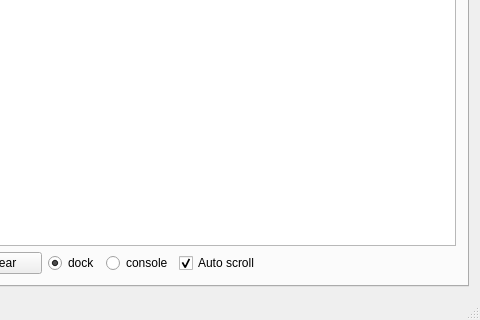
This is gui/qt/mainwindow.ui in CE-Programming/CEmu as Qt 5 draws it before an edit; both pictures show x 508 to 988 and y 382 to 702 of the 988 by 702 pixel window. The edited form follows.
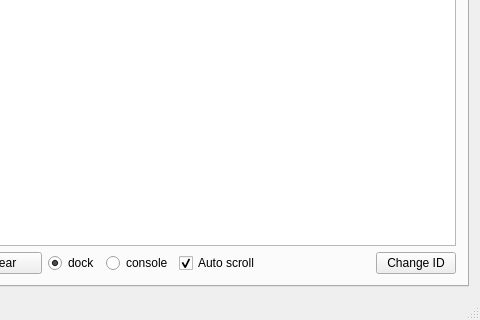
This is the edited form. The open tabs and pages were chosen to show the change. Icons and pictures are not drawn. Custom widgets are drawn as their Qt base class.

```diff
--- a/gui/qt/mainwindow.ui
+++ b/gui/qt/mainwindow.ui
@@ -6425,6 +6425,13 @@
             </property>
            </spacer>
           </item>
+          <item>
+           <widget class="QPushButton" name="buttonChangeID">
+            <property name="text">
+             <string>Change ID</string>
+            </property>
+           </widget>
+          </item>
          </layout>
         </item>
        </layout>
```
Left out of the diff: 8 changed lines with no effect on the pictures.
